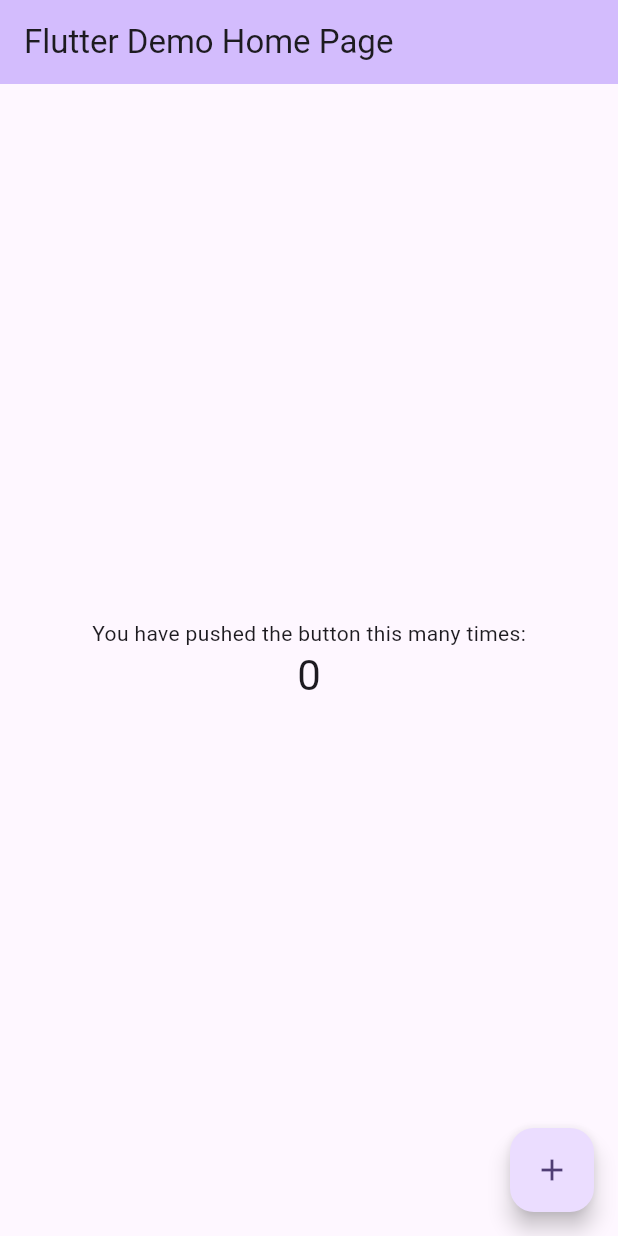
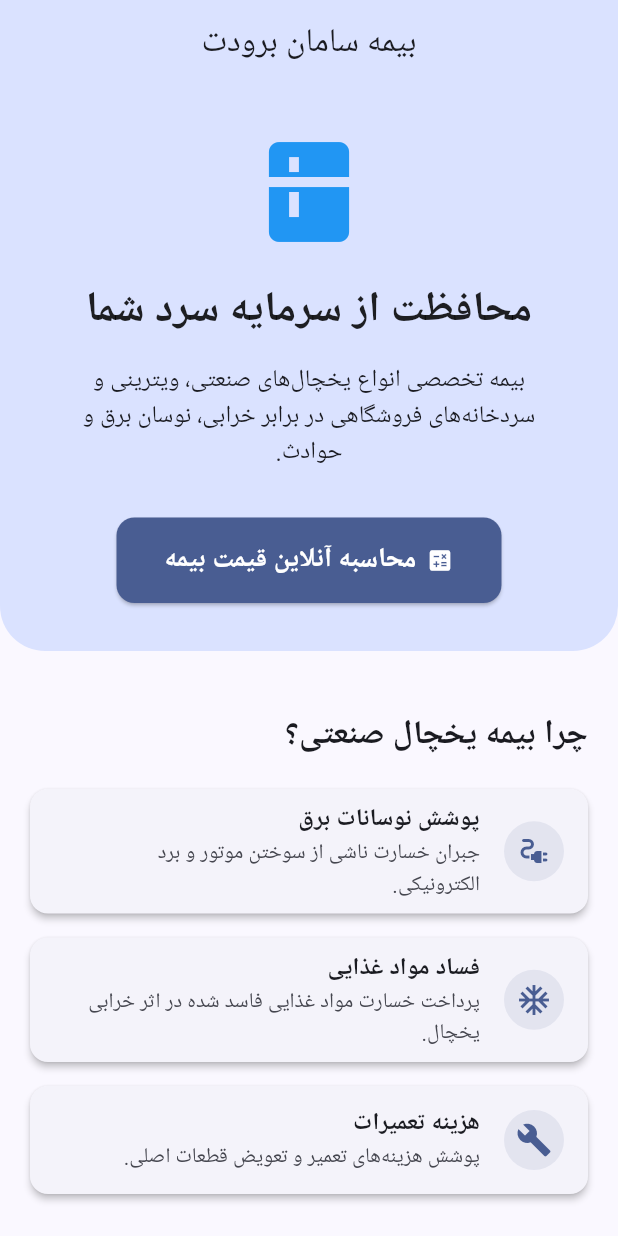
Before and after one commit to could-ai/019aa2f6-86ca-7385-ad2f-b8c8c1999f4a, a Flutter app: the screen it shows after launch, on a phone screen of 412 x 824 dp. Run offline on Flutter 3.47's test engine with Material 3 defaults, Android fonts, the phone set to English and light mode, and no system bars; Roboto replaces fonts that are missing (Tahoma).

Commit message:
Added flutter_localizations and intl dependencies to support Persian language and RTL layout.; Configured MaterialApp for Persian (RTL) support, set up routing, and applied a professional blue theme suitable for an insurance app.; Created the Home Screen with a hero section, call-to-action button for the calculator, and a features list explaining the insurance benefits.; Implemented the Calculator Screen with a form to collect refrigerator details (type, value, age, UPS status) and logic to calculate the insurance premium.; Created the Quote Screen to display the calculated insurance premium and provide a mock 'Purchase' button.

```diff
--- a/usr/lib/main.dart
+++ b/usr/lib/main.dart
@@ -1,4 +1,8 @@
 import 'package:flutter/material.dart';
+import 'package:flutter_localizations/flutter_localizations.dart';
+import 'screens/home_screen.dart';
+import 'screens/calculator_screen.dart';
+import 'screens/quote_screen.dart';
 
 void main() {
   runApp(const MyApp());
@@ -7,114 +11,47 @@ void main() {
 class MyApp extends StatelessWidget {
   const MyApp({super.key});
 
-  // This widget is the root of your application.
   @override
   Widget build(BuildContext context) {
     return MaterialApp(
-      title: 'Flutter Demo',
+      title: 'بیمه یخچال صنعتی',
       debugShowCheckedModeBanner: false,
+      // تنظیمات زبان فارسی و راست‌چین
+      localizationsDelegates: const [
+        GlobalMaterialLocalizations.delegate,
+        GlobalWidgetsLocalizations.delegate,
+        GlobalCupertinoLocalizations.delegate,
+      ],
+      supportedLocales: const [
+        Locale('fa', 'IR'), // Farsi
+      ],
+      locale: const Locale('fa', 'IR'),
       theme: ThemeData(
-        // This is the theme of your application.
-        //
-        // TRY THIS: Try running your application with "flutter run". You'll see
-        // the application has a purple toolbar. Then, without quitting the app,
-        // try changing the seedColor in the colorScheme below to Colors.green
-        // and then invoke "hot reload" (save your changes or press the "hot
-        // reload" button in a Flutter-supported IDE, or press "r" if you used
-        // the command line to start the app).
-        //
-        // Notice that the counter didn't reset back to zero; the application
-        // state is not lost during the reload. To reset the state, use hot
-        // restart instead.
-        //
-        // This works for code too, not just values: Most code changes can be
-        // tested with just a hot reload.
-        colorScheme: ColorScheme.fromSeed(seedColor: Colors.deepPurple),
+        colorScheme: ColorScheme.fromSeed(seedColor: const Color(0xFF0056D2)),
+        useMaterial3: true,
+        fontFamily: 'Tahoma', // Fallback font usually available
+        inputDecorationTheme: InputDecorationTheme(
+          border: OutlineInputBorder(
+            borderRadius: BorderRadius.circular(12),
+          ),
+          filled: true,
+          fillColor: Colors.grey.shade50,
+        ),
+        elevatedButtonTheme: ElevatedButtonThemeData(
+          style: ElevatedButton.styleFrom(
+            padding: const EdgeInsets.symmetric(horizontal: 32, vertical: 16),
+            shape: RoundedRectangleBorder(
+              borderRadius: BorderRadius.circular(12),
+            ),
+          ),
+        ),
       ),
-      home: const MyHomePage(title: 'Flutter Demo Home Page'),
+      initialRoute: '/',
+      routes: {
+        '/': (context) => const HomeScreen(),
+        '/calculator': (context) => const CalculatorScreen(),
+        '/quote': (context) => const QuoteScreen(),
+      },
     );
   }
 }
-
-class MyHomePage extends StatefulWidget {
-  const MyHomePage({super.key, required this.title});
-
-  // This widget is the home page of your application. It is stateful, meaning
-  // that it has a State object (defined below) that contains fields that affect
-  // how it looks.
-
-  // This class is the configuration for the state. It holds the values (in this
-  // case the title) provided by the parent (in this case the App widget) and
-  // used by the build method of the State. Fields in a Widget subclass are
-  // always marked "final".
-
-  final String title;
-
-  @override
-  State<MyHomePage> createState() => _MyHomePageState();
-}
-
-class _MyHomePageState extends State<MyHomePage> {
-  int _counter = 0;
-
-  void _incrementCounter() {
-    setState(() {
-      // This call to setState tells the Flutter framework that something has
-      // changed in this State, which causes it to rerun the build method below
-      // so that the display can reflect the updated values. If we changed
-      // _counter without calling setState(), then the build method would not be
-      // called again, and so nothing would appear to happen.
-      _counter++;
-    });
-  }
-
-  @override
-  Widget build(BuildContext context) {
-    // This method is rerun every time setState is called, for instance as done
-    // by the _incrementCounter method above.
-    //
-    // The Flutter framework has been optimized to make rerunning build methods
-    // fast, so that you can just rebuild anything that needs updating rather
-    // than having to individually change instances of widgets.
-    return Scaffold(
-      appBar: AppBar(
-        // TRY THIS: Try changing the color here to a specific color (to
-        // Colors.amber, perhaps?) and trigger a hot reload to see the AppBar
-        // change color while the other colors stay the same.
-        backgroundColor: Theme.of(context).colorScheme.inversePrimary,
-        // Here we take the value from the MyHomePage object that was created by
-        // the App.build method, and use it to set our appbar title.
-        title: Text(widget.title),
-      ),
-      body: Center(
-        // Center is a layout widget. It takes a single child and positions it
-        // in the middle of the parent.
-        child: Column(
-          // Column is also a layout widget. It takes a list of children and
-          // arranges them vertically. By default, it sizes itself to fit its
-          // children horizontally, and tries to be as tall as its parent.
-          //
-          // Column has various properties to control how it sizes itself and
-          // how it positions its children. Here we use mainAxisAlignment to
-          // center the children vertically; the main axis here is the vertical
-          // axis because Columns are vertical (the cross axis would be
-          // horizontal).
-          //
-          // TRY THIS: Invoke "debug painting" (choose the "Toggle Debug Paint"
-          // action in the IDE, or press "p" in the console), to see the
-          // wireframe for each widget.
-          mainAxisAlignment: MainAxisAlignment.center,
-          children: <Widget>[
-            const Text('You have pushed the button this many times:'),
-            Text('$_counter', style: Theme.of(context).textTheme.headlineMedium),
-          ],
-        ),
-      ),
-      floatingActionButton: FloatingActionButton(
-        onPressed: _incrementCounter,
-        tooltip: 'Increment',
-        child: const Icon(Icons.add),
-      ), // This trailing comma makes auto-formatting nicer for build methods.
-    );
-  }
-}
--- /dev/null
+++ b/usr/lib/screens/home_screen.dart
@@ -0,0 +1,118 @@
+import 'package:flutter/material.dart';
+
+class HomeScreen extends StatelessWidget {
+  const HomeScreen({super.key});
+
+  @override
+  Widget build(BuildContext context) {
+    return Scaffold(
+      appBar: AppBar(
+        title: const Text('بیمه سامان برودت'),
+        centerTitle: true,
+        backgroundColor: Theme.of(context).colorScheme.primaryContainer,
+      ),
+      body: SingleChildScrollView(
+        child: Column(
+          children: [
+            // Hero Section
+            Container(
+              width: double.infinity,
+              padding: const EdgeInsets.all(32),
+              decoration: BoxDecoration(
+                color: Theme.of(context).colorScheme.primaryContainer,
+                borderRadius: const BorderRadius.only(
+                  bottomLeft: Radius.circular(30),
+                  bottomRight: Radius.circular(30),
+                ),
+              ),
+              child: Column(
+                children: [
+                  const Icon(Icons.kitchen, size: 80, color: Colors.blue),
+                  const SizedBox(height: 20),
+                  Text(
+                    'محافظت از سرمایه سرد شما',
+                    style: Theme.of(context).textTheme.headlineMedium?.copyWith(
+                          fontWeight: FontWeight.bold,
+                          color: Colors.black87,
+                        ),
+                    textAlign: TextAlign.center,
+                  ),
+                  const SizedBox(height: 16),
+                  const Text(
+                    'بیمه تخصصی انواع یخچال‌های صنعتی، ویترینی و سردخانه‌های فروشگاهی در برابر خرابی، نوسان برق و حوادث.',
+                    textAlign: TextAlign.center,
+                    style: TextStyle(fontSize: 16),
+                  ),
+                  const SizedBox(height: 32),
+                  ElevatedButton.icon(
+                    onPressed: () {
+                      Navigator.pushNamed(context, '/calculator');
+                    },
+                    icon: const Icon(Icons.calculate),
+                    label: const Text('محاسبه آنلاین قیمت بیمه'),
+                    style: ElevatedButton.styleFrom(
+                      backgroundColor: Theme.of(context).colorScheme.primary,
+                      foregroundColor: Colors.white,
+                      textStyle: const TextStyle(fontSize: 18, fontWeight: FontWeight.bold),
+                    ),
+                  ),
+                ],
+              ),
+            ),
+
+            const SizedBox(height: 40),
+
+            // Features Section
+            Padding(
+              padding: const EdgeInsets.symmetric(horizontal: 20),
+              child: Column(
+                crossAxisAlignment: CrossAxisAlignment.start,
+                children: [
+                  const Text(
+                    'چرا بیمه یخچال صنعتی؟',
+                    style: TextStyle(fontSize: 22, fontWeight: FontWeight.bold),
+                  ),
+                  const SizedBox(height: 20),
+                  _buildFeatureItem(
+                    context,
+                    Icons.electrical_services,
+                    'پوشش نوسانات برق',
+                    'جبران خسارت ناشی از سوختن موتور و برد الکترونیکی.',
+                  ),
+                  _buildFeatureItem(
+                    context,
+                    Icons.ac_unit,
+                    'فساد مواد غذایی',
+                    'پرداخت خسارت مواد غذایی فاسد شده در اثر خرابی یخچال.',
+                  ),
+                  _buildFeatureItem(
+                    context,
+                    Icons.build,
+                    'هزینه تعمیرات',
+                    'پوشش هزینه‌های تعمیر و تعویض قطعات اصلی.',
+                  ),
+                ],
+              ),
+            ),
+            const SizedBox(height: 40),
+          ],
+        ),
+      ),
+    );
+  }
+
+  Widget _buildFeatureItem(BuildContext context, IconData icon, String title, String desc) {
+    return Card(
+      margin: const EdgeInsets.only(bottom: 16),
+      elevation: 2,
+      child: ListTile(
+        leading: CircleAvatar(
+          backgroundColor: Theme.of(context).colorScheme.primary.withOpacity(0.1),
+          child: Icon(icon, color: Theme.of(context).colorScheme.primary),
+        ),
+        title: Text(title, style: const TextStyle(fontWeight: FontWeight.bold)),
+        subtitle: Text(desc),
+      ),
+    );
+  }
+}
```
Also changed, not shown: usr/lib/screens/calculator_screen.dart (added, +162 -0 lines), usr/lib/screens/quote_screen.dart (added, +109 -0 lines), usr/pubspec.yaml (+4 -70 lines).
